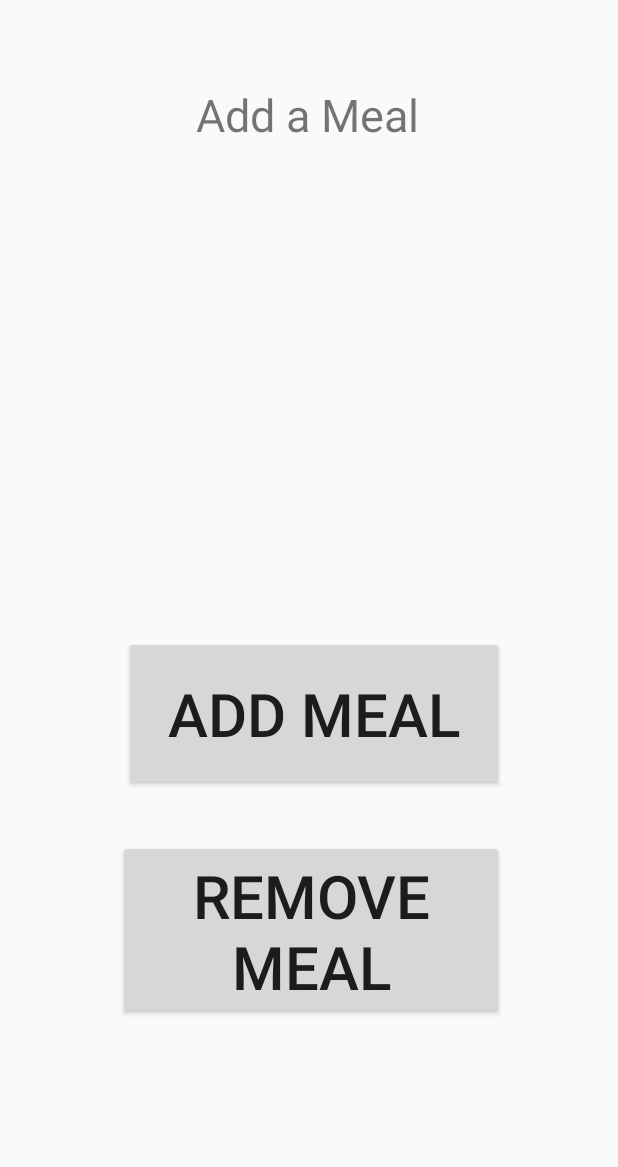
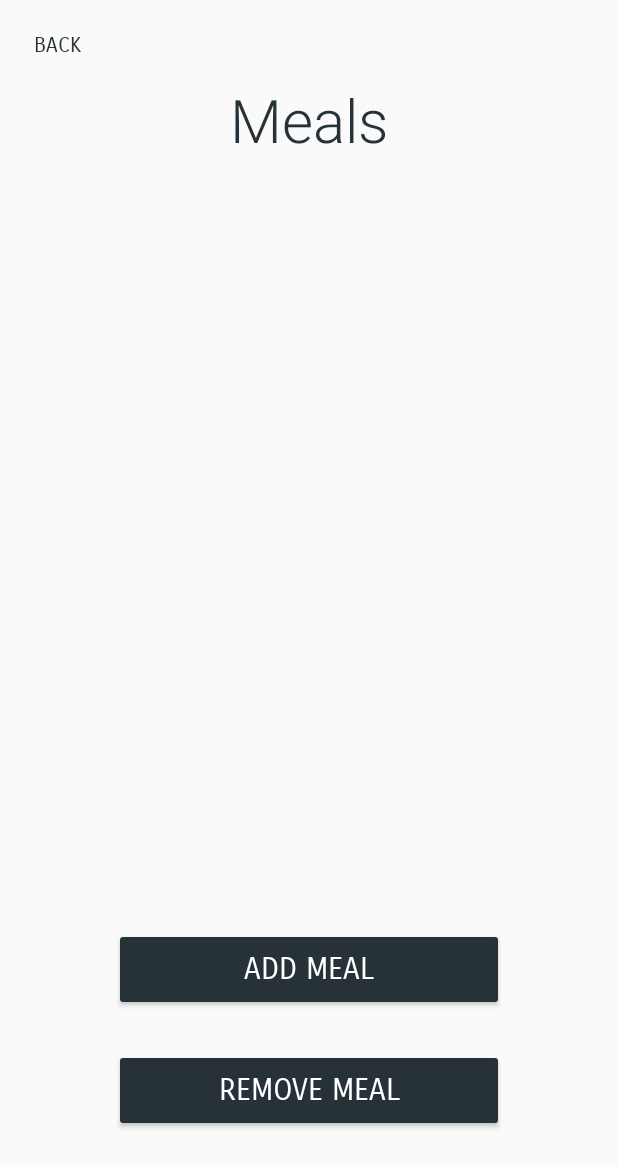
Before and after one commit to Georgin11/Mealer_App, an Android app: the CookLandingPage screen opened directly, with no data from a screen before it, on a phone screen of 412 x 824 dp. Shown: the top 1167 px of the screen. Run offline under Robolectric (Android 15) with nearby library versions, the light colour scheme and no system bars; Roboto replaces fonts that are not available here; 2 statements that could not run were skipped.

Commit message:
Formatted cook meals

```diff
--- a/app/src/main/res/layout/activity_cook_meals.xml
+++ b/app/src/main/res/layout/activity_cook_meals.xml
@@ -6,57 +6,95 @@
     android:layout_height="match_parent"
     tools:context=".CookMeals">
 
+    <RelativeLayout
+        android:layout_width="match_parent"
+        android:layout_height="match_parent">
+
+        <LinearLayout
+            android:layout_width="match_parent"
+            android:layout_height="160dp"
+            android:gravity="center"
+            android:orientation="vertical">
+
             <TextView
-    android:id="@+id/Menu"
-    android:layout_width="248dp"
-    android:layout_height="271dp"
-    android:layout_marginTop="136dp"
-    android:layout_marginEnd="76dp"
+                android:id="@+id/textView8"
+                android:layout_width="wrap_content"
+                android:layout_height="wrap_content"
+                android:fontFamily="sans-serif-light"
+                android:gravity="center"
+                android:text="Meals"
+                android:textColor="#273238"
+                android:textSize="40sp" />
+        </LinearLayout>
+
+        <Button
+            android:id="@+id/button6"
+            android:layout_width="65dp"
+            android:layout_height="50dp"
+            android:layout_marginStart="5dp"
+            android:layout_marginTop="5dp"
+            android:layout_marginEnd="320dp"
+            android:background="@null"
+            android:fontFamily="sans-serif-smallcaps"
+            android:onClick="GoBack1"
+            android:text="Back"
+            android:textColor="#273238"
             app:layout_constraintEnd_toEndOf="parent"
             app:layout_constraintTop_toTopOf="parent" />
 
-    <Button
-    android:id="@+id/addMealButton"
-    android:layout_width="257dp"
-    android:layout_height="119dp"
-    android:layout_marginTop="560dp"
-    android:layout_marginEnd="76dp"
-    android:onClick="RemoveMealC"
-    android:text="remove meal"
-    android:textSize="40dp"
-    app:layout_constraintEnd_toEndOf="parent"
-    app:layout_constraintTop_toTopOf="parent" />
+        <LinearLayout
+            android:layout_width="match_parent"
+            android:layout_height="600dp"
+            android:layout_alignParentBottom="true"
+            android:layout_marginBottom="0dp"
+            android:gravity="center"
+            android:orientation="vertical">
+
+            <ListView
+                android:id="@+id/list_Menu"
+                android:layout_width="250dp"
+                android:layout_height="275dp" />
+
+            <View
+                android:id="@+id/view13"
+                android:layout_width="match_parent"
+                android:layout_height="50dp" />
 
             <Button
                 android:id="@+id/removeMealButton"
-    android:layout_width="253dp"
-    android:layout_height="103dp"
-    android:layout_marginTop="424dp"
-    android:layout_marginEnd="76dp"
+                android:layout_width="wrap_content"
+                android:layout_height="wrap_content"
+                android:width="260dp"
+                android:height="55dp"
+                android:backgroundTint="#273238"
+                android:fontFamily="sans-serif-smallcaps"
+                android:gravity="center"
                 android:onClick="AddMealC"
-    android:text="ADD Meal"
-    android:textSize="40dp"
-    app:layout_constraintEnd_toEndOf="parent"
-    app:layout_constraintTop_toTopOf="parent" />
+                android:text="Add Meal"
+                android:textColor="@color/white"
+                android:textSize="20sp" />
 
-    <TextView
-    android:id="@+id/textView8"
-    android:layout_width="253dp"
-    android:layout_height="84dp"
-    android:layout_marginTop="56dp"
-    android:layout_marginEnd="28dp"
-    android:text="Add a Meal"
-    android:textSize="30dp"
-    app:layout_constraintEnd_toEndOf="parent"
-    app:layout_constraintTop_toTopOf="parent" />
+            <View
+                android:id="@+id/view14"
+                android:layout_width="match_parent"
+                android:layout_height="25dp" />
 
-    <ListView
-    android:layout_width="240dp"
-    android:layout_height="259dp"
-    android:layout_marginTop="140dp"
-    android:layout_marginEnd="84dp"
-    app:layout_constraintEnd_toEndOf="parent"
-    app:layout_constraintTop_toTopOf="parent"
-    android:id="@+id/list_Menu" />
+            <Button
+                android:id="@+id/addMealButton"
+                android:layout_width="wrap_content"
+                android:layout_height="wrap_content"
+
+                android:width="260dp"
+                android:height="55dp"
+                android:backgroundTint="#273238"
+                android:fontFamily="sans-serif-smallcaps"
+                android:gravity="center"
+                android:onClick="RemoveMealC"
+                android:text="Remove Meal"
+                android:textColor="@color/white"
+                android:textSize="20sp" />
+        </LinearLayout>
+
+    </RelativeLayout>
 
 </androidx.constraintlayout.widget.ConstraintLayout>
--- a/app/src/main/res/layout/activity_sign_up.xml
+++ b/app/src/main/res/layout/activity_sign_up.xml
@@ -26,7 +26,7 @@
                 android:layout_height="wrap_content"
                 android:fontFamily="sans-serif-light"
                 android:gravity="center"
-                android:text="Choose your fighter?"
+                android:text="Cook or Eat?"
                 android:textColor="#273238"
                 android:textSize="40sp" />
 
```
Lines whose indentation alone changed are shown as unchanged.
